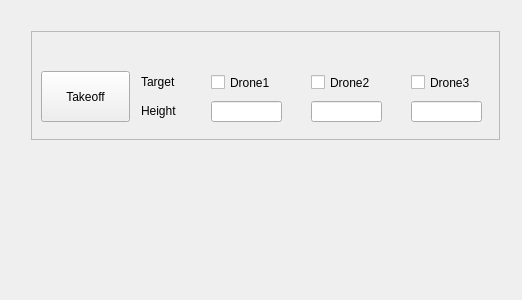
icsl-Jeon/px4_code2, file resource/gcs_widget/widget.ui: the form before one commit.
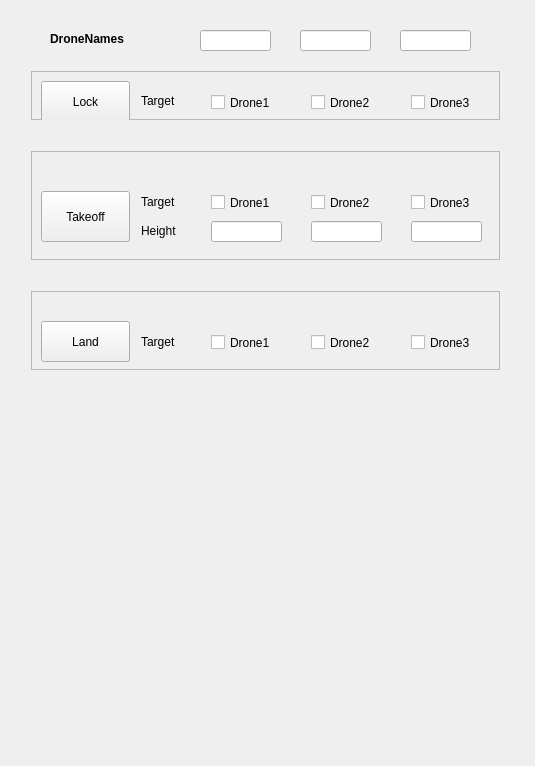
The form after the commit.

Commit message: takeoff / landing / lock version 1 implemented. Multi agent should be tested

What changed in the file:
```diff
--- a/resource/gcs_widget/widget.ui
+++ b/resource/gcs_widget/widget.ui
@@ -6,8 +6,8 @@
    <rect>
     <x>0</x>
     <y>0</y>
-    <width>522</width>
-    <height>300</height>
+    <width>535</width>
+    <height>766</height>
    </rect>
   </property>
   <property name="windowTitle">
@@ -17,7 +17,7 @@
    <property name="geometry">
     <rect>
      <x>20</x>
-     <y>20</y>
+     <y>140</y>
      <width>491</width>
      <height>131</height>
     </rect>
@@ -143,6 +143,229 @@
     </item>
    </layout>
   </widget>
+  <widget class="QLabel" name="label_5">
+   <property name="geometry">
+    <rect>
+     <x>50</x>
+     <y>30</y>
+     <width>131</width>
+     <height>17</height>
+    </rect>
+   </property>
+   <property name="font">
+    <font>
+     <weight>75</weight>
+     <bold>true</bold>
+    </font>
+   </property>
+   <property name="text">
+    <string>DroneNames</string>
+   </property>
+  </widget>
+  <widget class="QLineEdit" name="lineEdit_Drone3Name">
+   <property name="geometry">
+    <rect>
+     <x>400</x>
+     <y>30</y>
+     <width>71</width>
+     <height>21</height>
+    </rect>
+   </property>
+  </widget>
+  <widget class="QLineEdit" name="lineEdit_Drone2Name">
+   <property name="geometry">
+    <rect>
+     <x>300</x>
+     <y>30</y>
+     <width>71</width>
+     <height>21</height>
+    </rect>
+   </property>
+  </widget>
+  <widget class="QLineEdit" name="lineEdit_Drone1Name">
+   <property name="geometry">
+    <rect>
+     <x>200</x>
+     <y>30</y>
+     <width>71</width>
+     <height>21</height>
+    </rect>
+   </property>
+  </widget>
+  <widget class="QWidget" name="gridLayoutWidget_2">
+   <property name="geometry">
+    <rect>
+     <x>20</x>
+     <y>60</y>
+     <width>491</width>
+     <height>71</height>
+    </rect>
+   </property>
+   <layout class="QGridLayout" name="gridLayout_2">
+    <item row="0" column="0">
+     <widget class="QFrame" name="frame_2">
+      <property name="frameShape">
+       <enum>QFrame::StyledPanel</enum>
+      </property>
+      <property name="frameShadow">
+       <enum>QFrame::Raised</enum>
+      </property>
+      <widget class="QPushButton" name="pushButton_lock">
+       <property name="geometry">
+        <rect>
+         <x>10</x>
+         <y>10</y>
+         <width>89</width>
+         <height>41</height>
+        </rect>
+       </property>
+       <property name="text">
+        <string>Lock</string>
+       </property>
+      </widget>
+      <widget class="QCheckBox" name="checkBox_4">
+       <property name="geometry">
+        <rect>
+         <x>180</x>
+         <y>20</y>
+         <width>92</width>
+         <height>23</height>
+        </rect>
+       </property>
+       <property name="text">
+        <string>Drone1</string>
+       </property>
+      </widget>
+      <widget class="QCheckBox" name="checkBox_5">
+       <property name="geometry">
+        <rect>
+         <x>280</x>
+         <y>20</y>
+         <width>92</width>
+         <height>23</height>
+        </rect>
+       </property>
+       <property name="text">
+        <string>Drone2</string>
+       </property>
+      </widget>
+      <widget class="QCheckBox" name="checkBox_6">
+       <property name="geometry">
+        <rect>
+         <x>380</x>
+         <y>20</y>
+         <width>92</width>
+         <height>23</height>
+        </rect>
+       </property>
+       <property name="text">
+        <string>Drone3</string>
+       </property>
+      </widget>
+      <widget class="QLabel" name="label_3">
+       <property name="geometry">
+        <rect>
+         <x>110</x>
+         <y>20</y>
+         <width>67</width>
+         <height>20</height>
+        </rect>
+       </property>
+       <property name="text">
+        <string>Target</string>
+       </property>
+      </widget>
+     </widget>
+    </item>
+   </layout>
+  </widget>
+  <widget class="QWidget" name="gridLayoutWidget_3">
+   <property name="geometry">
+    <rect>
+     <x>20</x>
+     <y>280</y>
+     <width>491</width>
+     <height>101</height>
+    </rect>
+   </property>
+   <layout class="QGridLayout" name="gridLayout_3">
+    <item row="0" column="0">
+     <widget class="QFrame" name="frame_3">
+      <property name="frameShape">
+       <enum>QFrame::StyledPanel</enum>
+      </property>
+      <property name="frameShadow">
+       <enum>QFrame::Raised</enum>
+      </property>
+      <widget class="QPushButton" name="pushButton_land">
+       <property name="geometry">
+        <rect>
+         <x>10</x>
+         <y>30</y>
+         <width>89</width>
+         <height>41</height>
+        </rect>
+       </property>
+       <property name="text">
+        <string>Land</string>
+       </property>
+      </widget>
+      <widget class="QCheckBox" name="checkBox_7">
+       <property name="geometry">
+        <rect>
+         <x>180</x>
+         <y>40</y>
+         <width>92</width>
+         <height>23</height>
+        </rect>
+       </property>
+       <property name="text">
+        <string>Drone1</string>
+       </property>
+      </widget>
+      <widget class="QCheckBox" name="checkBox_8">
+       <property name="geometry">
+        <rect>
+         <x>280</x>
+         <y>40</y>
+         <width>92</width>
+         <height>23</height>
+        </rect>
+       </property>
+       <property name="text">
+        <string>Drone2</string>
+       </property>
+      </widget>
+      <widget class="QCheckBox" name="checkBox_9">
+       <property name="geometry">
+        <rect>
+         <x>380</x>
+         <y>40</y>
+         <width>92</width>
+         <height>23</height>
+        </rect>
+       </property>
+       <property name="text">
+        <string>Drone3</string>
+       </property>
+      </widget>
+      <widget class="QLabel" name="label_4">
+       <property name="geometry">
+        <rect>
+         <x>110</x>
+         <y>41</y>
+         <width>67</width>
+         <height>20</height>
+        </rect>
+       </property>
+       <property name="text">
+        <string>Target</string>
+       </property>
+      </widget>
+     </widget>
+    </item>
+   </layout>
+  </widget>
  </widget>
  <layoutdefault spacing="6" margin="11"/>
  <resources/>
```
The commit also changes 15 other files.
